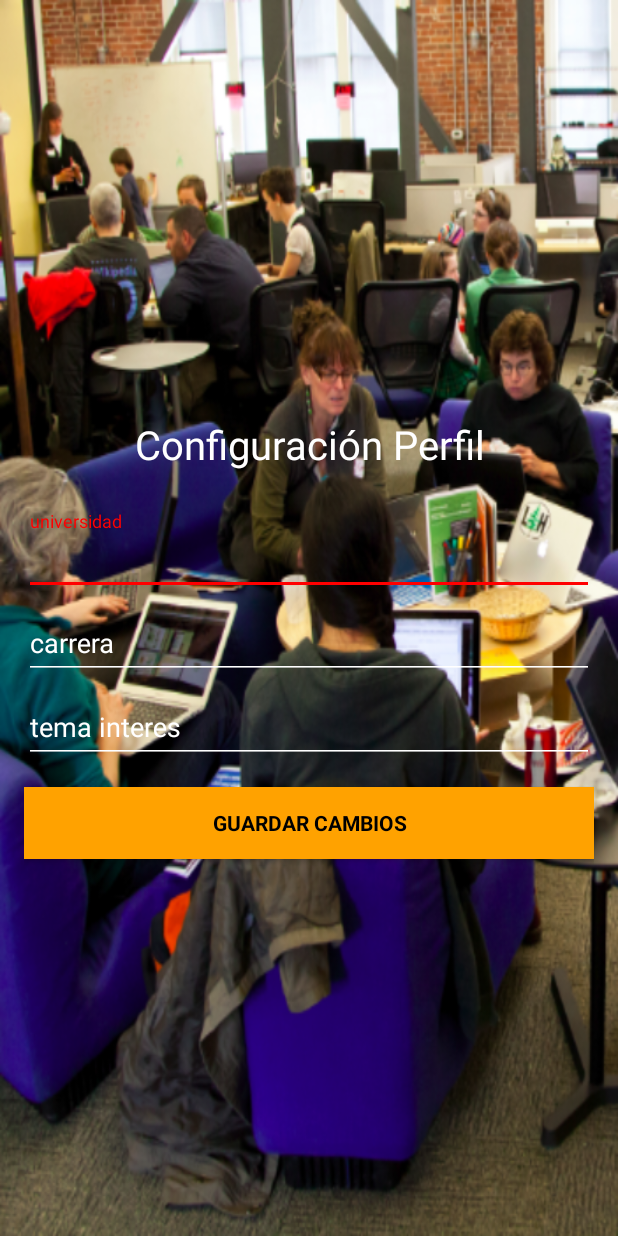
After one commit to gersongams/TucuTeam, an Android app: the ConfigurationPerfilActivity screen opened directly, with no data from a screen before it, on a phone screen of 412 x 824 dp. The commit adds this screen. Run offline under Robolectric (Android 15) with nearby library versions, the phone set to English and light mode, and no system bars.

Commit message:
Editando Perfil

```diff
--- a/app/src/main/AndroidManifest.xml
+++ b/app/src/main/AndroidManifest.xml
@@ -47,6 +47,11 @@
             android:screenOrientation="portrait"
             android:theme="@style/AppTheme.NoActionBar" />
         <activity
+            android:name=".ConfigurationPerfilActivity"
+            android:label="@string/title_activity_reset_password"
+            android:screenOrientation="portrait"
+            android:theme="@style/AppTheme.NoActionBar"></activity>
+        <activity
             android:name=".ResetPasswordActivity"
             android:label="@string/title_activity_reset_password"
             android:screenOrientation="portrait"
--- /dev/null
+++ b/app/src/main/java/pe/ggarridomuni/tucuteam/ConfigurationPerfilActivity.java
@@ -0,0 +1,85 @@
+package pe.ggarridomuni.tucuteam;
+
+import android.content.Intent;
+import android.database.Cursor;
+import android.os.Bundle;
+import android.support.v7.app.AppCompatActivity;
+import android.text.TextUtils;
+import android.util.Log;
+import android.view.View;
+import android.widget.Button;
+import android.widget.EditText;
+import android.widget.ProgressBar;
+import android.widget.Toast;
+
+import pe.ggarridomuni.tucuteam.Data.Data;
+
+/**
+ * Created by bitzer on 17/06/17.
+ */
+
+public class ConfigurationPerfilActivity extends AppCompatActivity{
+
+    private static final String TAG="ConfigurationPerfilActivity";
+    private EditText inputUniversidad, inputCarrera, inputInteres;
+    private Button btnSignUp;
+    private ProgressBar progressBar;
+
+    Data dm;
+
+    @Override
+    protected void onCreate(Bundle savedInstanceState) {
+        super.onCreate(savedInstanceState);
+        setContentView(R.layout.activity_editar_perfil);
+
+        dm = new Data(this);
+        inputUniversidad = (EditText) findViewById(R.id.universidad);
+        inputCarrera = (EditText) findViewById(R.id.carrera);
+        inputInteres = (EditText) findViewById(R.id.interes);
+        progressBar = (ProgressBar) findViewById(R.id.progressBar);
+        btnSignUp = (Button) findViewById(R.id.sign_up);
+
+
+
+        btnSignUp.setOnClickListener(new View.OnClickListener() {
+            @Override
+            public void onClick(View v) {
+
+                String universidad = inputUniversidad.getText().toString().trim();
+                String carrera = inputCarrera.getText().toString().trim();
+                String interes = inputInteres.getText().toString().trim();
+                if (TextUtils.isEmpty(universidad)) {
+                    Toast.makeText(getApplicationContext(), "Enter Universidad!", Toast.LENGTH_SHORT).show();
+                    return;
+                }
+
+                if (TextUtils.isEmpty(carrera)) {
+                    Toast.makeText(getApplicationContext(), "Enter carrera!", Toast.LENGTH_SHORT).show();
+                    return;
+                }
+
+                if (TextUtils.isEmpty(interes)) {
+                    Toast.makeText(getApplicationContext(), "Enter interes!", Toast.LENGTH_SHORT).show();
+                    return;
+                }
+                progressBar.setVisibility(View.VISIBLE);
+                progressBar.setVisibility(View.GONE);
+                //create user
+                dm.insert(universidad,carrera,interes);
+                startActivity(new Intent(ConfigurationPerfilActivity.this,NavigationDrawer.class));
+                finish();
+            }
+        });
+
+    }
+    public void showData(Cursor c){
+        while (c.moveToNext()){
+            Log.i(c.getString(1), c.getString(2));
+        }
+    }
+    @Override
+    protected void onResume() {
+        super.onResume();
+        progressBar.setVisibility(View.GONE);
+    }
+}
--- /dev/null
+++ b/app/src/main/java/pe/ggarridomuni/tucuteam/Data/Data.java
@@ -0,0 +1,77 @@
+package pe.ggarridomuni.tucuteam.Data;
+
+import android.content.Context;
+import android.database.Cursor;
+import android.database.sqlite.SQLiteDatabase;
+import android.database.sqlite.SQLiteOpenHelper;
+import android.util.Log;
+
+/**
+ * Created by bitzer on 17/06/17.
+ */
+
+public class Data {
+    private SQLiteDatabase db;
+    public static final String TABLE_ROW_ID = "_id";
+    public static final String TABLE_ROW_NAME = "universidad";
+    public static final String TABLE_ROW_CARRERA = "carrera";
+    public static final String TABLE_ROW_INTERES = "interes";
+    private static final String DB_NAME = "perfil";
+    private static final int DB_VERSION = 1;
+    private static final String TABLE_N_AND_A = "names_perfil";
+
+    public Data(Context context) {
+        // Create an instance of our internal
+        //CustomSQLiteOpenHelper class
+        CustomSQLiteOpenHelper helper = new CustomSQLiteOpenHelper(context);
+        // Get a writable database
+        db = helper.getWritableDatabase();
+    }
+    // Insert a record
+    public void insert(String universidad, String carrera, String interes){
+        // Add all the details to the table
+        String query = "INSERT INTO " + TABLE_N_AND_A + " (" +
+                TABLE_ROW_NAME + ", " +
+                TABLE_ROW_CARRERA + "," +
+                TABLE_ROW_INTERES + ") " +
+                "VALUES (" +
+                "'" + universidad + "'" + ", " + "'" + carrera + "'" + ", "+"'" + interes + "'"+"); ";
+        Log.i("insert() = ", query);
+        db.execSQL(query);
+    }
+    public Cursor selectAll() {
+        Cursor c = db.rawQuery("SELECT *" +" from " +
+                TABLE_N_AND_A, null);
+        return c;
+    }
+
+
+
+    private class CustomSQLiteOpenHelper extends SQLiteOpenHelper {
+        public CustomSQLiteOpenHelper(Context context) {
+            super(context, DB_NAME, null, DB_VERSION);
+        }
+        // This method only runs the first time the database is created
+        @Override
+        public void onCreate(SQLiteDatabase db) {
+// Create a table for photos and all their details
+            String newTableQueryString = "create table "
+                    + TABLE_N_AND_A + " ("
+                    + TABLE_ROW_ID
+                    + " integer primary key autoincrement not null,"
+                    + TABLE_ROW_NAME
+                    + " text not null,"
+                    + TABLE_ROW_CARRERA
+                    + " text not null,"
+                    + TABLE_ROW_INTERES
+                    + " text not null);";
+            db.execSQL(newTableQueryString);
+        }
+        // This method only runs when we increment DB_VERSION
+// We will look at this in chapter 26
+        @Override
+        public void onUpgrade(SQLiteDatabase db,
+                              int oldVersion, int newVersion) {
+        }
+    }
+}
--- a/app/src/main/java/pe/ggarridomuni/tucuteam/NavigationDrawer.java
+++ b/app/src/main/java/pe/ggarridomuni/tucuteam/NavigationDrawer.java
@@ -34,7 +34,7 @@ public class NavigationDrawer extends AppCompatActivity
         super.onCreate(savedInstanceState);
         setContentView(R.layout.activity_navigation_drawer2);
         Toolbar toolbar = (Toolbar) findViewById(R.id.toolbar);
-        toolbar.setTitle("Contactos");
+        toolbar.setTitle("Bitzer");
         setSupportActionBar(toolbar);
 
 
@@ -180,6 +180,11 @@ public class NavigationDrawer extends AppCompatActivity
                 fragment = new ContactosFragment();
                 floatButtom.setVisibility(View.GONE);
                 break;
+            case R.id.nav_manage:
+                Intent i = new Intent(this, ConfigurationPerfilActivity.class);
+                startActivity(i);
+                finish();
+                break;
             case R.id.nav_share:
                 break;
             case R.id.nav_send:
--- /dev/null
+++ b/app/src/main/res/layout/activity_editar_perfil.xml
@@ -0,0 +1,101 @@
+<?xml version="1.0" encoding="utf-8"?>
+<android.support.design.widget.CoordinatorLayout xmlns:android="http://schemas.android.com/apk/res/android"
+    xmlns:app="http://schemas.android.com/apk/res-auto"
+    xmlns:tools="http://schemas.android.com/tools"
+    android:layout_width="match_parent"
+    android:layout_height="match_parent"
+    android:fitsSystemWindows="true"
+    android:background="@drawable/background"
+    tools:context="pe.ggarridomuni.tucuteam.SignupActivity">
+
+    <LinearLayout
+        android:layout_width="fill_parent"
+        android:layout_height="fill_parent"
+        android:gravity="center"
+        android:orientation="vertical"
+        android:padding="@dimen/activity_horizontal_margin"
+        android:layout_gravity="center"
+        >
+
+        <TextView
+            android:id="@+id/textView"
+            android:layout_width="match_parent"
+            android:layout_height="wrap_content"
+            android:text="@string/perfil"
+            android:layout_gravity="center"
+            android:gravity="center"
+            android:textColor="@color/white"
+            android:textSize="40px"
+            android:layout_margin="20px"
+            android:padding="20px"/>
+
+
+        <android.support.design.widget.TextInputLayout
+            android:layout_width="match_parent"
+            android:layout_height="wrap_content">
+
+            <EditText
+                android:id="@+id/universidad"
+                android:layout_width="match_parent"
+                android:layout_height="wrap_content"
+                android:hint="universidad"
+                android:inputType="textEmailAddress"
+                android:maxLines="1"
+                android:textColor="@android:color/white" />
+
+        </android.support.design.widget.TextInputLayout>
+
+        <android.support.design.widget.TextInputLayout
+            android:layout_width="match_parent"
+            android:layout_height="wrap_content">
+
+            <EditText
+                android:id="@+id/carrera"
+                android:layout_width="match_parent"
+                android:layout_height="wrap_content"
+                android:hint="carrera"
+                android:inputType="textEmailAddress"
+                android:maxLines="1"
+                android:textColor="@android:color/white" />
+
+        </android.support.design.widget.TextInputLayout>
+        <android.support.design.widget.TextInputLayout
+            android:layout_width="match_parent"
+            android:layout_height="wrap_content">
+
+            <EditText
+                android:id="@+id/interes"
+                android:layout_width="match_parent"
+                android:layout_height="wrap_content"
+                android:hint="tema interes"
+                android:inputType="textEmailAddress"
+                android:maxLines="1"
+                android:textColor="@android:color/white" />
+
+        </android.support.design.widget.TextInputLayout>
+
+
+        <Button
+            android:id="@+id/sign_up"
+            style="?android:textAppearanceSmall"
+            android:layout_width="match_parent"
+            android:layout_height="wrap_content"
+            android:layout_marginTop="16dp"
+            android:background="@color/colorAccent"
+            android:text="Guardar Cambios"
+            android:textColor="@android:color/black"
+            android:textStyle="bold" />
+
+
+
+    </LinearLayout>
+
+    <ProgressBar
+        android:id="@+id/progressBar"
+        android:layout_width="30dp"
+        android:layout_height="30dp"
+        android:layout_gravity="center|bottom"
+        android:layout_marginBottom="20dp"
+        android:visibility="gone" />
+
+</android.support.design.widget.CoordinatorLayout>
--- a/app/src/main/res/layout/content_navigation_drawer2.xml
+++ b/app/src/main/res/layout/content_navigation_drawer2.xml
@@ -11,9 +11,11 @@
 
     <android.support.v4.view.ViewPager
         android:id="@+id/container"
-        android:layout_width="match_parent"
-        android:layout_height="match_parent"
-        app:layout_behavior="@string/appbar_scrolling_view_behavior" />
+        android:layout_width="368dp"
+        android:layout_height="447dp"
+        app:layout_behavior="@string/appbar_scrolling_view_behavior"
+        tools:layout_editor_absoluteY="8dp"
+        tools:layout_editor_absoluteX="8dp" />
 
 
 </android.support.constraint.ConstraintLayout>
--- a/app/src/main/res/values/strings.xml
+++ b/app/src/main/res/values/strings.xml
@@ -25,6 +25,7 @@
     <string name="auth_failed">Error de autenticación, comprueba tu correo electrónico y contraseña o regístrate</string>
     <string name="change_email">Cambiar Email</string>
     <string name="signup_title">Registro</string>
+    <string name="perfil">Configuración Perfil</string>
     <string name="change_password">Cambiar Contraseña</string>
     <string name="send_password_reset_email">Enviar email para reestablecer contraseña</string>
     <string name="remove_user">Eliminar usuario</string>
```
